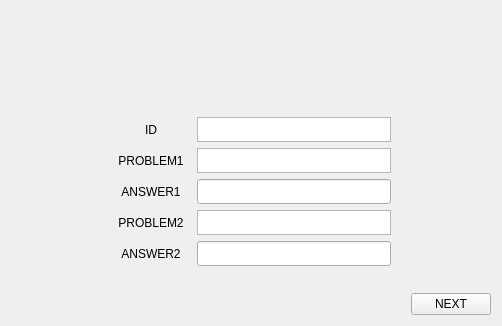
bitlinux/qtchat, file chat/forget_one.ui: the form before one commit.
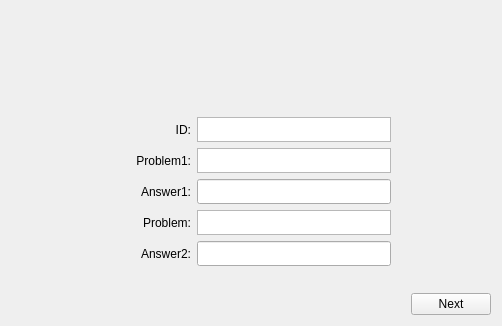
The form after the commit.

The edit to the form file:
```diff
--- a/chat/forget_one.ui
+++ b/chat/forget_one.ui
@@ -86,10 +86,10 @@
               </size>
              </property>
              <property name="text">
-              <string>ID</string>
+              <string>ID:</string>
              </property>
              <property name="alignment">
-              <set>Qt::AlignCenter</set>
+              <set>Qt::AlignRight|Qt::AlignTrailing|Qt::AlignVCenter</set>
              </property>
             </widget>
            </item>
@@ -122,10 +122,10 @@
               </size>
              </property>
              <property name="text">
-              <string>PROBLEM1</string>
+              <string>Problem1:</string>
              </property>
              <property name="alignment">
-              <set>Qt::AlignCenter</set>
+              <set>Qt::AlignRight|Qt::AlignTrailing|Qt::AlignVCenter</set>
              </property>
             </widget>
            </item>
@@ -158,10 +158,10 @@
               </size>
              </property>
              <property name="text">
-              <string>ANSWER1</string>
+              <string>Answer1:</string>
              </property>
              <property name="alignment">
-              <set>Qt::AlignCenter</set>
+              <set>Qt::AlignRight|Qt::AlignTrailing|Qt::AlignVCenter</set>
              </property>
             </widget>
            </item>
@@ -194,10 +194,10 @@
               </size>
              </property>
              <property name="text">
-              <string>PROBLEM2</string>
+              <string>Problem:</string>
              </property>
              <property name="alignment">
-              <set>Qt::AlignCenter</set>
+              <set>Qt::AlignRight|Qt::AlignTrailing|Qt::AlignVCenter</set>
              </property>
             </widget>
            </item>
@@ -230,10 +230,10 @@
               </size>
              </property>
              <property name="text">
-              <string>ANSWER2</string>
+              <string>Answer2:</string>
              </property>
              <property name="alignment">
-              <set>Qt::AlignCenter</set>
+              <set>Qt::AlignRight|Qt::AlignTrailing|Qt::AlignVCenter</set>
              </property>
             </widget>
            </item>
@@ -310,7 +310,7 @@
        <item>
         <widget class="QPushButton" name="next">
          <property name="text">
-          <string>NEXT</string>
+          <string>Next</string>
          </property>
         </widget>
        </item>
```
